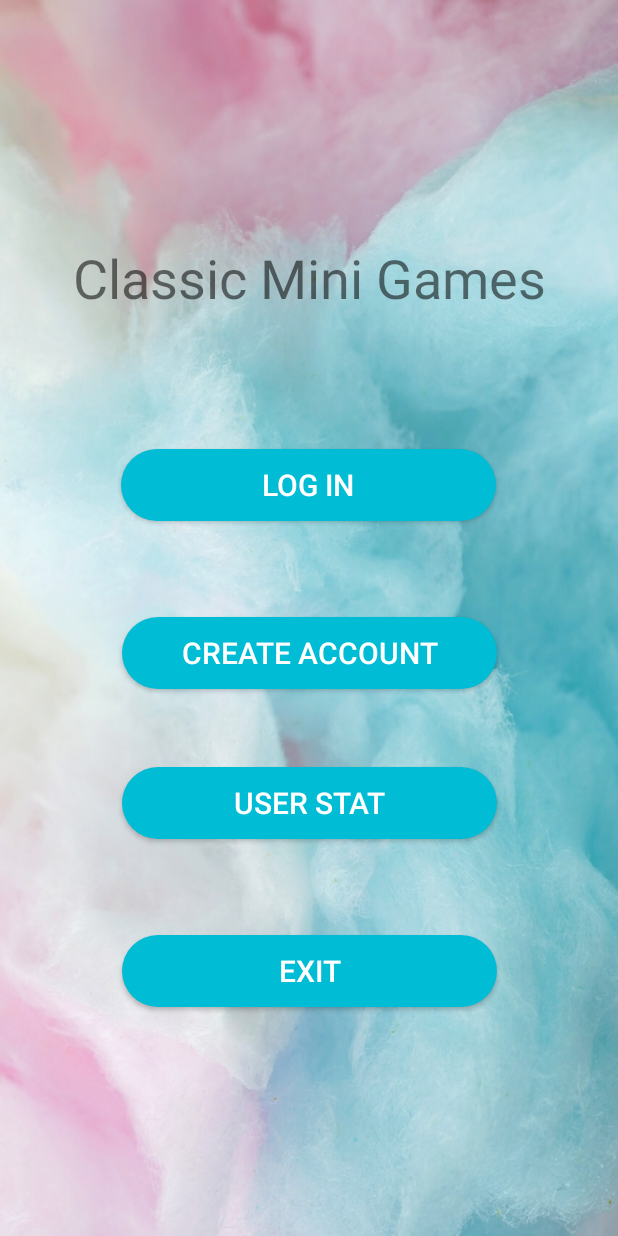
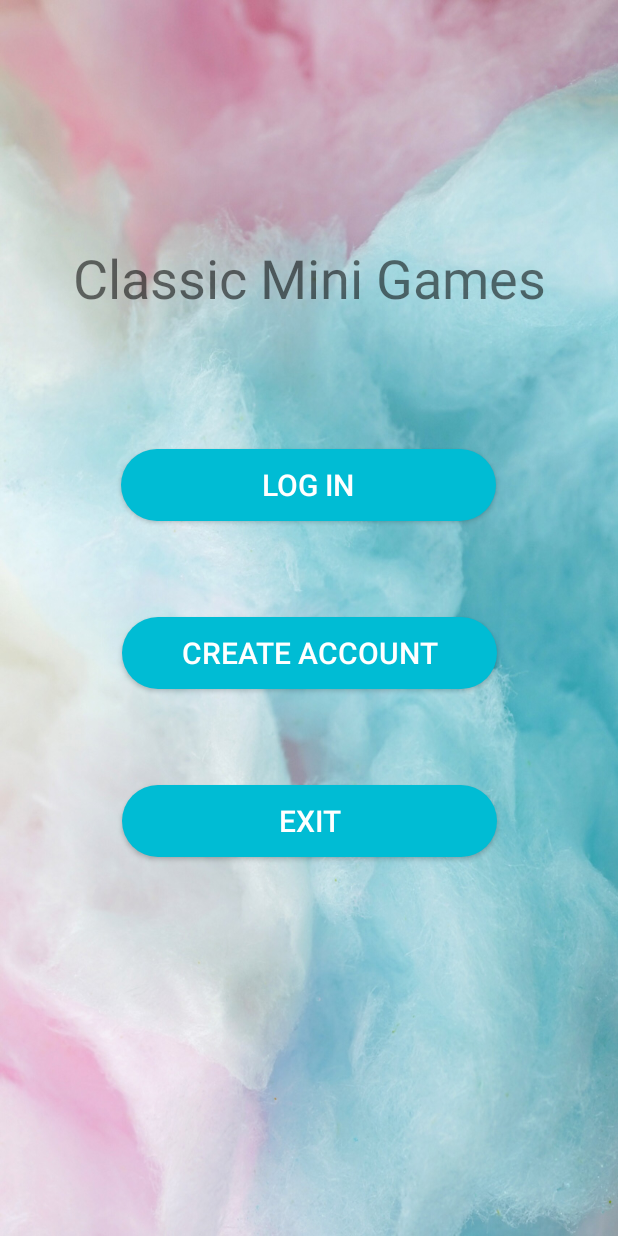
Before and after one commit to chouche9/ClassicMiniGames, an Android app: the screen it shows after launch (MainActivity), on a phone screen of 412 x 824 dp. Run offline under Robolectric (Android 15) with nearby library versions, the phone set to English and light mode, and no system bars.

Commit message:
Added javadoc for MainActivity.java, GameStatus.java, User.java, and deleted UserInfo.java.

```diff
--- a/phase1/app/src/main/AndroidManifest.xml
+++ b/phase1/app/src/main/AndroidManifest.xml
@@ -21,7 +21,6 @@
         <activity android:name=".GuessNum.GuessMain" />
         <activity android:name=".GuessNum.GuessGame" />
         <activity android:name=".GuessNum.GuessCongradulation" />
-        <activity android:name=".UserInfo" />
         <activity android:name=".Login" />
         <activity android:name=".GameMain" />
         <activity android:name=".CreateAccount" />
--- a/phase1/app/src/main/java/com/example/myapplication/Hangman/HangmanMain.java
+++ b/phase1/app/src/main/java/com/example/myapplication/Hangman/HangmanMain.java
@@ -97,7 +97,7 @@ public class HangmanMain extends AppCompatActivity implements View.OnClickListen
     }
 
     /**
-     * Defines what should happen when each of the buttons in this activity is clicked.
+     * Events that happen when each of the buttons in this activity is clicked.
      *
      * @param view view responsible for event handling.
      */
--- a/phase1/app/src/main/java/com/example/myapplication/MainActivity.java
+++ b/phase1/app/src/main/java/com/example/myapplication/MainActivity.java
@@ -10,27 +10,33 @@ import androidx.appcompat.app.AppCompatActivity;
 
 import java.util.ArrayList;
 
+/**
+ * Main page of this application.
+ */
 public class MainActivity extends AppCompatActivity implements View.OnClickListener {
-    Button createAccount;
-    Button login;
-    Button stat;
-    Button exit;
 
+    /**
+     * Initializes this MainActivity.
+     *
+     * @param savedInstanceState a bundle of the resources in this activity.
+     */
     @Override
     protected void onCreate(Bundle savedInstanceState) {
         super.onCreate(savedInstanceState);
         setContentView(R.layout.activity_main);
-        createAccount = findViewById(R.id.createAccount);
-        login = findViewById(R.id.login);
-        stat = findViewById(R.id.userInfo);
-        exit = findViewById(R.id.exit);
+        Button createAccount = findViewById(R.id.createAccount);
+        Button login = findViewById(R.id.login);
+        Button exit = findViewById(R.id.exit);
         createAccount.setOnClickListener(this);
-        stat.setOnClickListener(this);
         login.setOnClickListener(this);
         exit.setOnClickListener(this);
     }
 
-
+    /**
+     * Events that happen when each of the buttons in this activity is clicked.
+     *
+     * @param v the button clicked.
+     */
     public void onClick(View v) {
         switch (v.getId()) {
             case R.id.createAccount:
@@ -41,10 +47,7 @@ public class MainActivity extends AppCompatActivity implements View.OnClickListe
                 Intent intentLogin = new Intent(this, Login.class);
                 startActivity(intentLogin);
                 break;
-            case R.id.userInfo:
-                Intent intentStat = new Intent(MainActivity.this, UserInfo.class);
-                startActivity(intentStat);
-                break;
+
             case R.id.exit:
                 finish();
                 break;
--- a/phase1/app/src/main/res/layout/activity_main.xml
+++ b/phase1/app/src/main/res/layout/activity_main.xml
@@ -41,19 +41,6 @@
 
 
     <Button
-        android:id="@+id/userInfo"
-        android:layout_width="250dp"
-        android:layout_height="wrap_content"
-        android:layout_marginTop="52dp"
-        android:text="User Stat"
-        app:layout_constraintEnd_toEndOf="parent"
-        app:layout_constraintStart_toStartOf="parent"
-        app:layout_constraintTop_toBottomOf="@+id/createAccount"
-        android:background="@drawable/round_background"
-        android:textColor= "@color/white"
-        android:textSize="20sp"/>
-
-    <Button
         android:id="@+id/exit"
         android:layout_width="250dp"
         android:layout_height="wrap_content"
@@ -61,7 +48,7 @@
         android:text="EXIT"
         app:layout_constraintEnd_toEndOf="parent"
         app:layout_constraintStart_toStartOf="parent"
-        app:layout_constraintTop_toBottomOf="@+id/userInfo" android:background="@drawable/round_background"
+        app:layout_constraintTop_toBottomOf="@+id/createAccount" android:background="@drawable/round_background"
         android:textColor= "@color/white"
         android:textSize="20sp"/>
 
```
Also changed, not shown: phase1/app/src/main/java/com/example/myapplication/GameStatus.java (+33 -0 lines), phase1/app/src/main/java/com/example/myapplication/User.java (+46 -5 lines), phase1/app/src/main/java/com/example/myapplication/UserInfo.java (deleted, +0 -32 lines), phase1/app/src/main/res/layout/activity_user_info.xml (deleted, +0 -29 lines).
